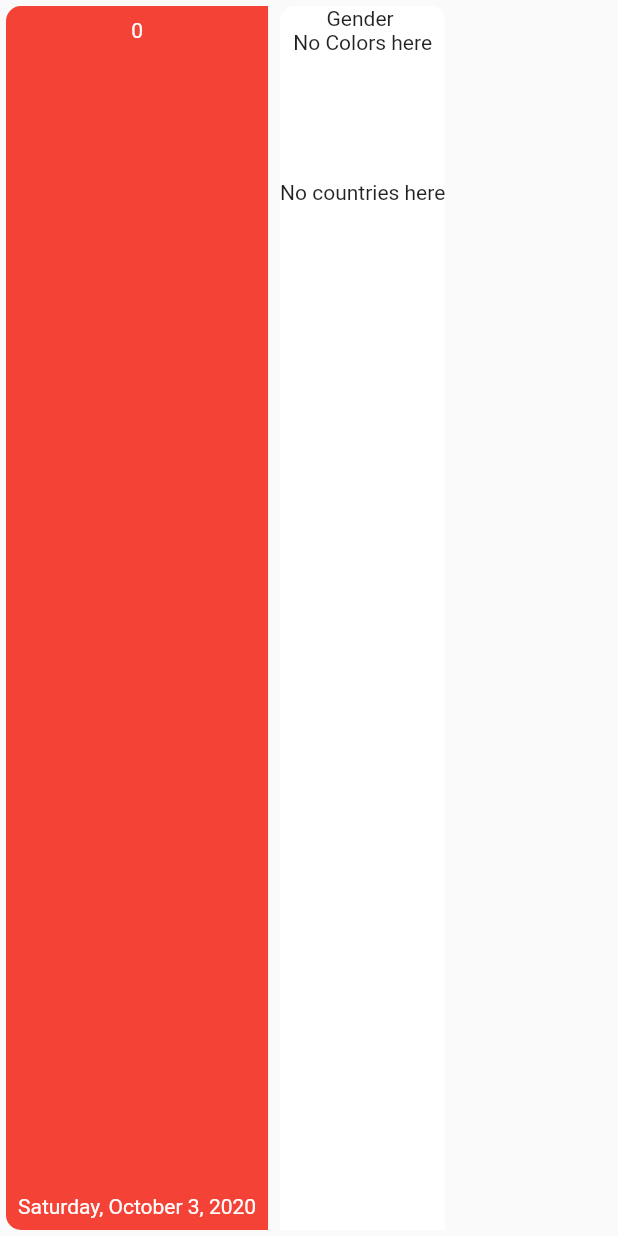
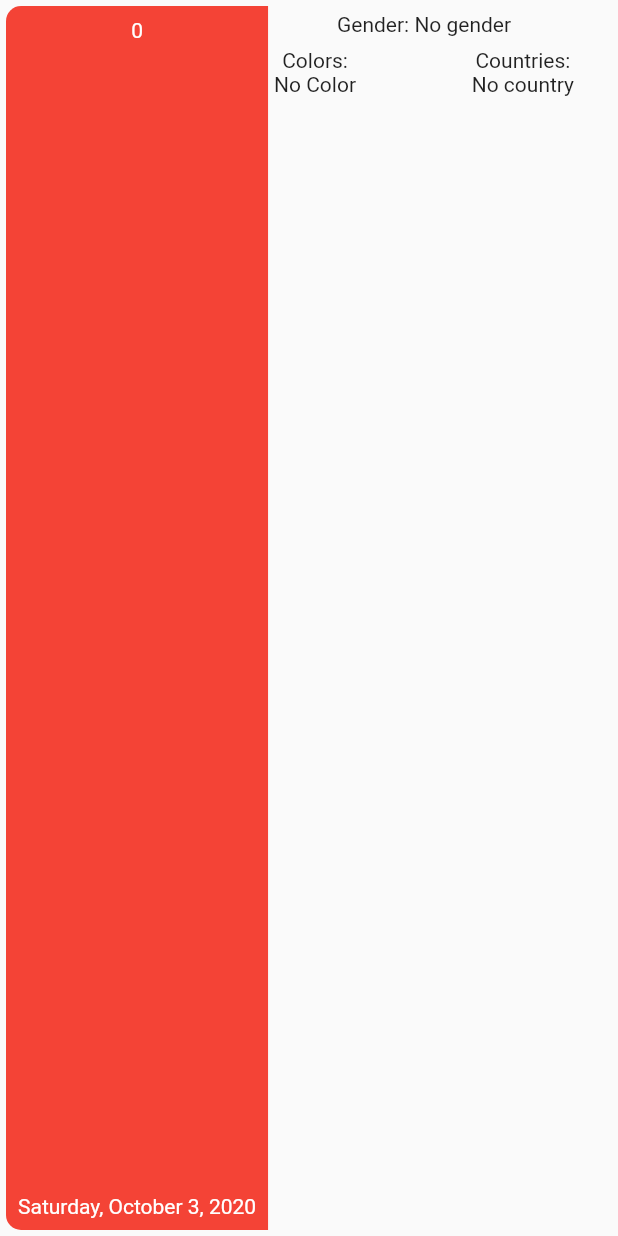
Before and after one commit to AtumaKen/atuma_kelechi_kenoly, a Flutter app: the SearchTiles widget shown alone on an empty page, opened directly with empty values, on a phone screen of 412 x 824 dp. Run offline on Flutter 3.47's test engine with Material 2 defaults, Android fonts, the phone set to English and light mode, and no system bars; our stand-ins replace csv; network calls fail; Roboto replaces fonts that are missing (Anton).

```diff
--- a/lib/widgets/search_tiles.dart
+++ b/lib/widgets/search_tiles.dart
@@ -26,9 +26,12 @@ class SearchTiles extends StatelessWidget {
     if (colors.isEmpty) return null;
     return Column(
       children: colors
-          .map((e) => Text(
-                e,
-                style: TextStyle(fontSize: 14, fontWeight: FontWeight.w300),
+          .map((e) => Padding(
+                padding: const EdgeInsets.only(top: 8.0),
+                child: Text(
+                  e,
+                  style: TextStyle(fontSize: 16, fontWeight: FontWeight.w300),
+                ),
               ))
           .toList(),
     );
@@ -39,9 +42,12 @@ class SearchTiles extends StatelessWidget {
     if (countries.isEmpty) return null;
     return Column(
       children: countries
-          .map((e) => Text(
-                e,
-                style: TextStyle(fontSize: 14, fontWeight: FontWeight.w300),
+          .map((e) => Padding(
+                padding: const EdgeInsets.only(top: 8.0),
+                child: Text(
+                  e,
+                  style: TextStyle(fontSize: 16, fontWeight: FontWeight.w300),
+                ),
               ))
           .toList(),
     );
@@ -50,6 +56,7 @@ class SearchTiles extends StatelessWidget {
   @override
   Widget build(BuildContext context) {
     return Row(
+      crossAxisAlignment: CrossAxisAlignment.start,
       children: <Widget>[
         Card(
           elevation: 0,
@@ -80,22 +87,32 @@ class SearchTiles extends StatelessWidget {
             ],
           ),
         ),
-        Card(
-          elevation: 0,
-          shape: RoundedRectangleBorder(
-            borderRadius: BorderRadius.only(
-                topRight: Radius.circular(10), topLeft: Radius.circular(10)),
-          ),
+        Container(
+          width: 200,
           child: Column(
             children: <Widget>[
-              Text("Gender $gender"),
-              Container(
-                child: _colorsList() ?? Text("No Colors here"),
-                height: 100,
+              Padding(
+                padding: const EdgeInsets.all(8.0),
+                child: Text("Gender: ${gender == "" ? "No gender" : gender}"),
               ),
-              Container(
-                height: 100,
-                child: _countryList() ?? Text("No countries here"),
+              Row(
+                mainAxisAlignment: MainAxisAlignment.spaceBetween,
+                crossAxisAlignment: CrossAxisAlignment.start,
+                mainAxisSize: MainAxisSize.max,
+                children: <Widget>[
+                  Column(
+                    children: <Widget>[
+                      Text("Colors:"),
+                      _colorsList() ?? Text("No Color"),
+                    ],
+                  ),
+                  Column(
+                    children: <Widget>[
+                      Text("Countries:"),
+                      _countryList() ?? Text("No country"),
+                    ],
+                  ),
+                ],
               ),
             ],
           ),
--- a/pubspec.yaml
+++ b/pubspec.yaml
@@ -26,6 +26,7 @@ dependencies:
   csv: ^4.0.3
   http: ^0.12.0+2
   intl: ^0.15.8
+  provider: ^4.3.2+2
 
 
   # The following adds the Cupertino Icons font to your application.
```
Also changed, not shown: lib/api_get.dart (deleted, +0 -15 lines), lib/homepage.dart (+23 -24 lines), lib/main.dart (+13 -8 lines), lib/models/search_term_model.dart (+6 -1 lines), lib/providers/api_get.dart (added, +35 -0 lines), lib/screens/lunch_page.dart (+30 -3 lines), lib/widgets/lunch_page_widget.dart (+94 -85 lines), pubspec.lock.
